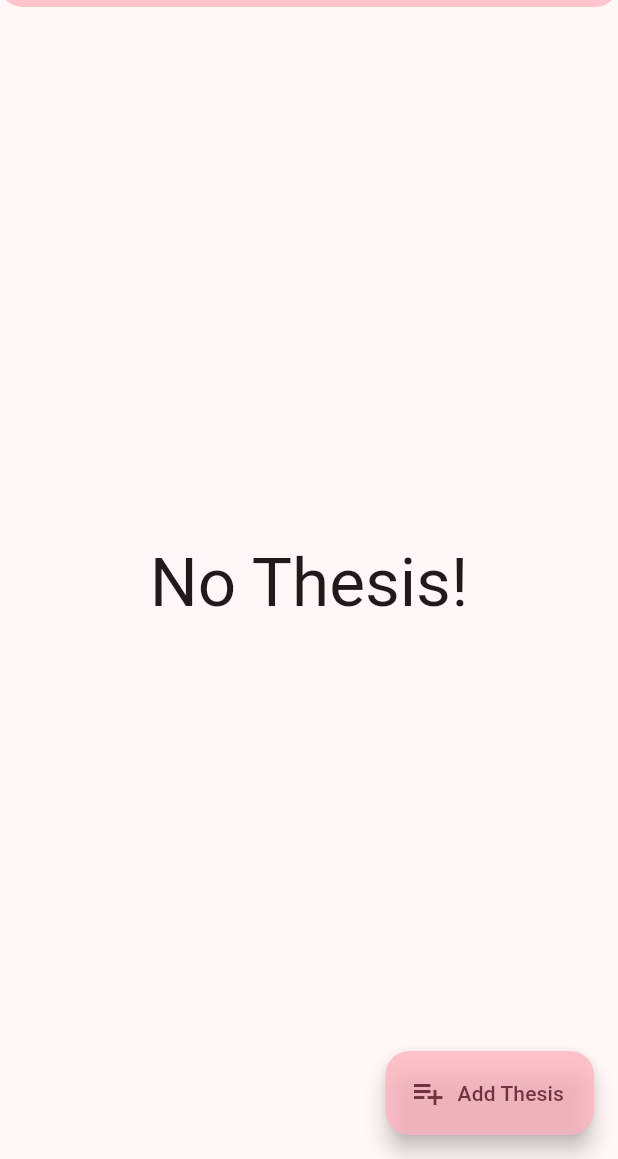
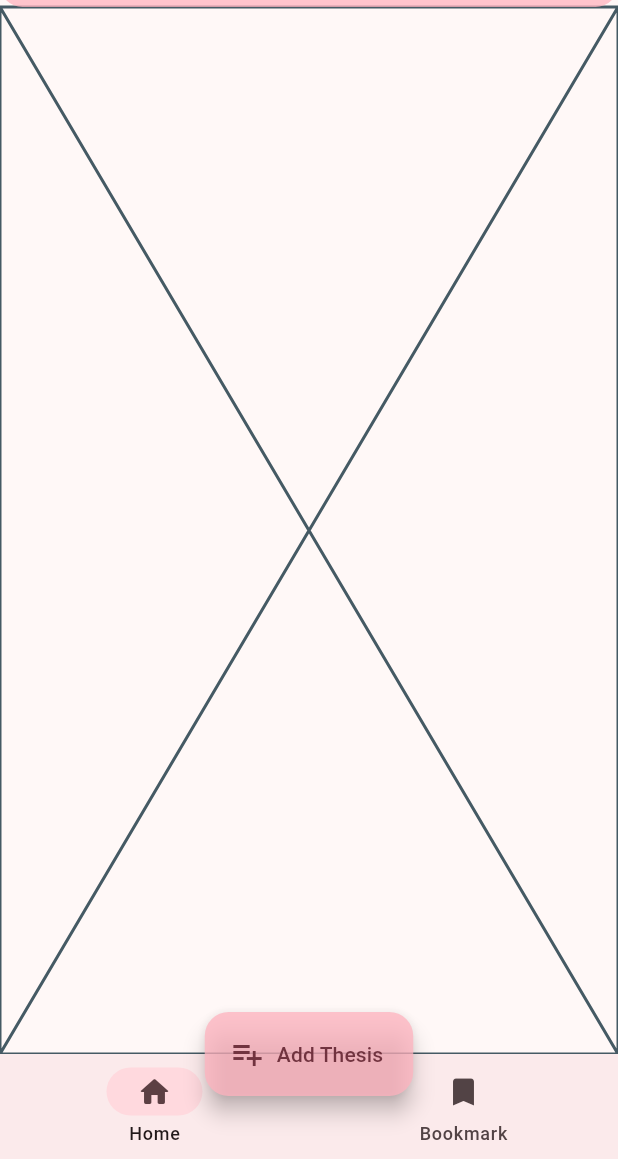
Before and after one commit to metaspook/su_research_and_thesis_book, a Flutter app: the screen it shows once a user with an empty profile is signed in, on a phone screen of 412 x 824 dp, the part 77-1236 px from its top. Run offline on Flutter 3.47's test engine with Material 2 defaults, Android fonts, the phone set to English and light mode, and no system bars; our stand-ins replace bloc, cached_network_image, connectivity_plus, equatable, file_picker, firebase_auth and 9 more; missing offline and left inert: flutter_cached_pdfview; accounts and stored records are empty; generated files the repository leaves out were written again; Roboto replaces fonts that are missing (Ubuntu); key blocks and very long unbroken strings in the code were emptied for the run.

Commit message:
add view home

```diff
--- a/lib/modules/home/cubit/home_cubit.dart
+++ b/lib/modules/home/cubit/home_cubit.dart
@@ -32,6 +32,10 @@ class HomeCubit extends Cubit<HomeState> {
     await _thesisRepo.update(thesis.id, value: value);
   }
 
+  void onDestinationSelected(int index) {
+    emit(state.copyWith(viewIndex: index));
+  }
+
   @override
   Future<void> close() {
     _thesesSubscription.cancel();
--- a/lib/modules/home/cubit/home_state.dart
+++ b/lib/modules/home/cubit/home_state.dart
@@ -17,24 +17,28 @@ class HomeState extends Equatable {
     this.status = HomeStatus.initial,
     this.statusMsg = '',
     this.theses = const [],
+    this.viewIndex = 0,
   });
 
   final HomeStatus status;
   final String statusMsg;
   final List<Thesis> theses;
+  final int viewIndex;
 
   HomeState copyWith({
     HomeStatus? status,
     String? statusMsg,
     List<Thesis>? theses,
+    int? viewIndex,
   }) {
     return HomeState(
       status: status ?? this.status,
       statusMsg: statusMsg ?? this.statusMsg,
       theses: theses ?? this.theses,
+      viewIndex: viewIndex ?? this.viewIndex,
     );
   }
 
   @override
-  List<Object> get props => [status, statusMsg, theses];
+  List<Object> get props => [status, statusMsg, theses, viewIndex];
 }
--- a/lib/modules/home/home.dart
+++ b/lib/modules/home/home.dart
@@ -2,4 +2,5 @@ export 'cubit/home_cubit.dart';
 export 'thesis_entry/cubit/thesis_entry_cubit.dart';
 export 'thesis_entry/widgets/thesis_entry_dialog.dart';
 export 'view/home_page.dart';
+export 'view/home_view.dart';
 export 'widgets/thesis_card.dart';
--- a/lib/modules/home/view/home_page.dart
+++ b/lib/modules/home/view/home_page.dart
@@ -5,7 +5,6 @@ import 'package:su_thesis_book/l10n/l10n.dart';
 import 'package:su_thesis_book/modules/home/home.dart';
 import 'package:su_thesis_book/router/router.dart';
 import 'package:su_thesis_book/shared/widgets/widgets.dart';
-import 'package:su_thesis_book/theme/theme.dart';
 
 typedef HomeBlocSelector<T> = BlocSelector<HomeCubit, HomeState, T>;
 
@@ -14,7 +13,20 @@ class HomePage extends StatelessWidget {
 
   @override
   Widget build(BuildContext context) {
+    final cubit = context.read<HomeCubit>();
     final l10n = context.l10n;
+    const viewRecords = [
+      (
+        label: 'Home',
+        icon: Icons.home_rounded,
+        view: HomeView(),
+      ),
+      (
+        label: 'Bookmark',
+        icon: Icons.bookmark_rounded,
+        view: HomeView(),
+      ),
+    ];
 
     return Scaffold(
       body: NestedScrollView(
@@ -39,34 +51,55 @@ class HomePage extends StatelessWidget {
             ],
           ),
         ],
-        body: Builder(
-          builder: (context) {
-            final isLoading = context
-                .select((HomeCubit cubit) => cubit.state.status.isLoading);
-            final theses =
-                context.select((HomeCubit cubit) => cubit.state.theses);
+        body: HomeBlocSelector<int>(
+          selector: (state) => state.viewIndex,
+          builder: (context, viewIndex) => viewRecords[viewIndex].view,
+        ),
 
-            return theses.isEmpty
-                ? Center(
-                    child: Text(
-                      'No Thesis!',
-                      style: context.theme.textTheme.displayMedium,
-                    ),
-                  )
-                : TranslucentLoader(
-                    enabled: isLoading,
-                    child: ListView.builder(
-                      physics: const BouncingScrollPhysics(),
-                      padding: const EdgeInsets.all(5),
-                      itemCount: theses.length,
-                      itemBuilder: (context, index) {
-                        return ThesisCard(theses[index]);
-                      },
-                    ),
-                  );
-          },
+        // Builder(
+        //   builder: (context) {
+        //     final isLoading = context
+        //         .select((HomeCubit cubit) => cubit.state.status.isLoading);
+        //     final theses =
+        //         context.select((HomeCubit cubit) => cubit.state.theses);
+
+        //     return theses.isEmpty
+        //         ? Center(
+        //             child: Text(
+        //               'No Thesis!',
+        //               style: context.theme.textTheme.displayMedium,
+        //             ),
+        //           )
+        //         : TranslucentLoader(
+        //             enabled: isLoading,
+        //             child: ListView.builder(
+        //               physics: const BouncingScrollPhysics(),
+        //               padding: const EdgeInsets.all(5),
+        //               itemCount: theses.length,
+        //               itemBuilder: (context, index) {
+        //                 return ThesisCard(theses[index]);
+        //               },
+        //             ),
+        //           );
+        //   },
+        // ),
+      ),
+      bottomNavigationBar: HomeBlocSelector<int>(
+        selector: (state) => state.viewIndex,
+        builder: (context, selectedIndex) => NavigationBar(
+          height: kBottomNavigationBarHeight * 1.25,
+          selectedIndex: selectedIndex,
+          onDestinationSelected: cubit.onDestinationSelected,
+          destinations: [
+            for (final viewRecord in viewRecords)
+              NavigationDestination(
+                icon: Icon(viewRecord.icon),
+                label: viewRecord.label,
+              ),
+          ],
         ),
       ),
+      floatingActionButtonLocation: FloatingActionButtonLocation.centerDocked,
       floatingActionButton: FloatingActionButton.extended(
         label: const Text('Add Thesis'),
         icon: const Icon(Icons.playlist_add_outlined),
--- /dev/null
+++ b/lib/modules/home/view/home_view.dart
@@ -0,0 +1,10 @@
+import 'package:flutter/widgets.dart';
+
+class HomeView extends StatelessWidget {
+  const HomeView({super.key});
+
+  @override
+  Widget build(BuildContext context) {
+    return const Placeholder();
+  }
+}
```
